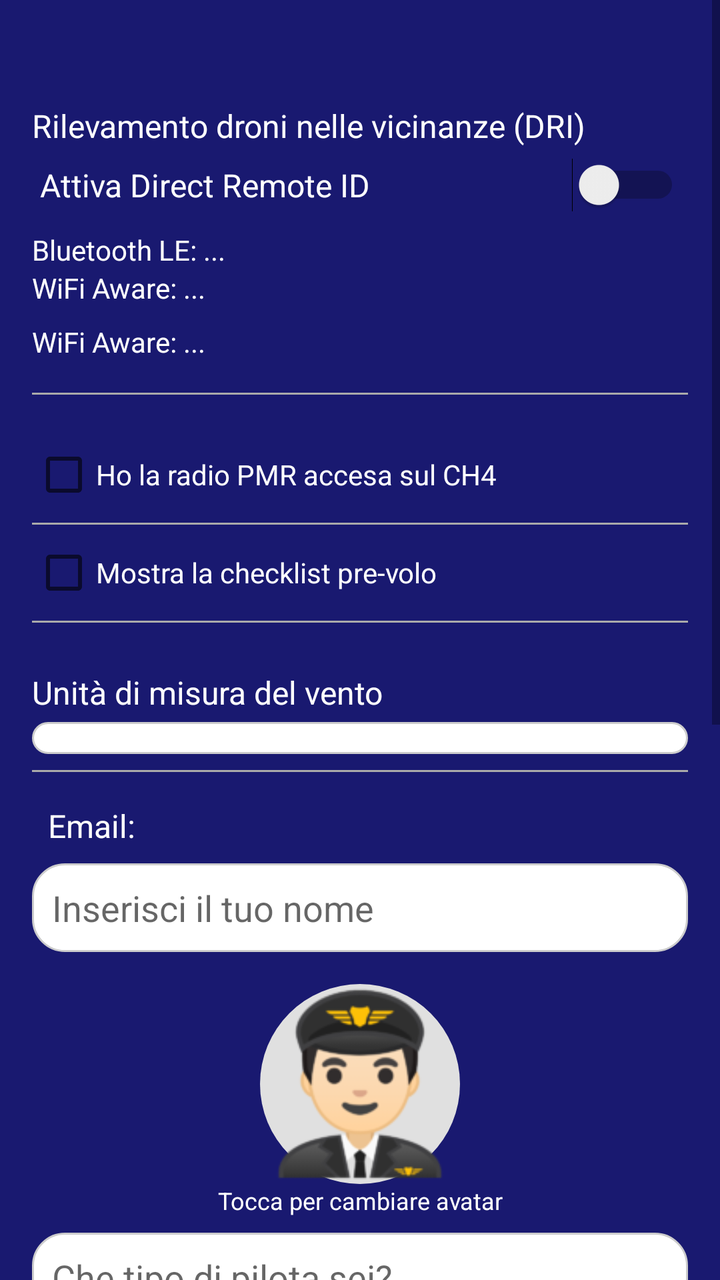
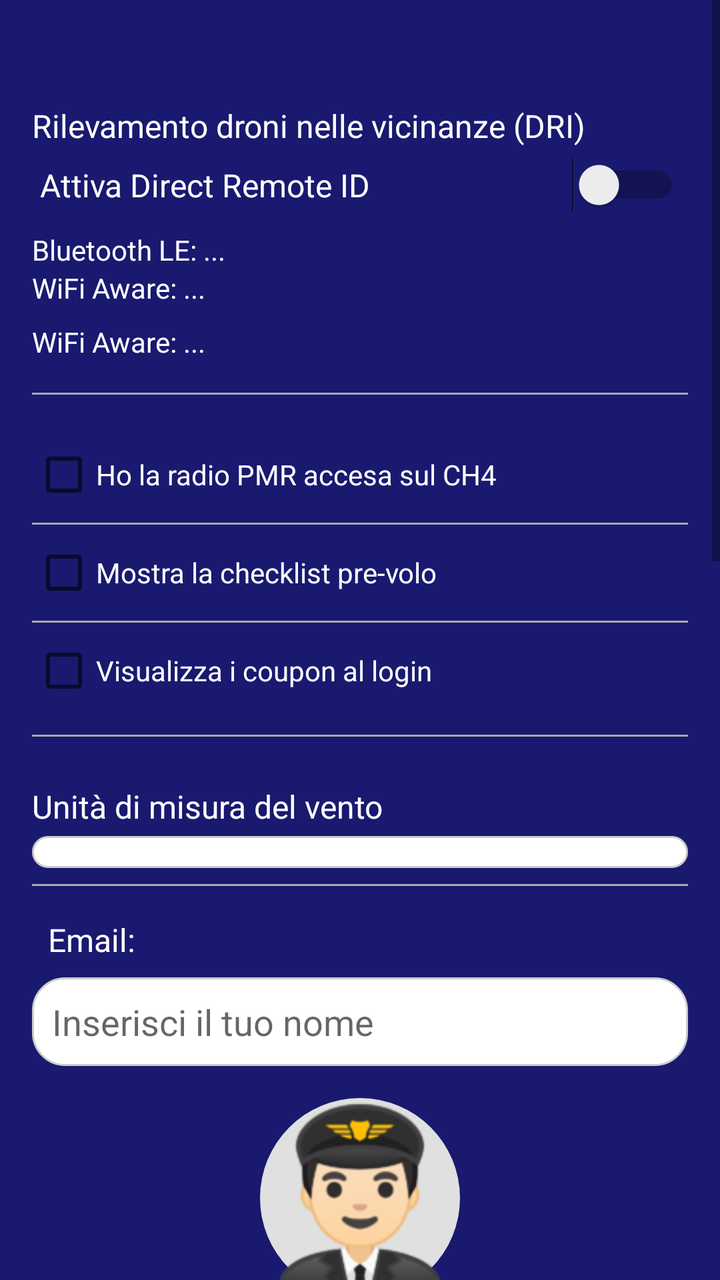

Screens rendered from an Android XML layout before and after an edit, with the pre-edit source and the edit as a unified diff.
<!-- AndroidManifest.xml: application theme Theme.AppCompat.Light -->
<!-- res/layout/activity_impostazioni.xml -->
<androidx.constraintlayout.widget.ConstraintLayout
    xmlns:android="http://schemas.android.com/apk/res/android"
    android:layout_width="match_parent"
    android:layout_height="match_parent"
    android:fitsSystemWindows="true"
    android:background="#191970">

        <ScrollView
            android:layout_width="match_parent"
            android:layout_height="match_parent"
            android:background="#191970"
            android:clipToPadding="false">

                <LinearLayout
                    android:id="@+id/settingsContainer"
                    android:layout_width="match_parent"
                    android:layout_height="match_parent"
                    android:orientation="vertical"
                    android:padding="16dp"
                    android:background="#191970"
                    android:clipToPadding="false">

                        
                        <View
                            android:layout_width="match_parent"
                            android:layout_height="12dp" />

                        
                        <TextView
                            android:id="@+id/textDroneId"
                            android:layout_width="match_parent"
                            android:layout_height="wrap_content"
                            android:textColor="#FFFFFF"
                            android:text="Rilevamento droni nelle vicinanze (DRI)"
                            android:textSize="16sp"
                            android:layout_marginTop="24dp"
                            android:paddingBottom="4dp" />

                        <Switch
                            android:id="@+id/switchDroneId"
                            android:layout_width="match_parent"
                            android:layout_height="wrap_content"
                            android:text="Attiva Direct Remote ID"
                            android:textColor="#FFFFFF"
                            android:textSize="16sp"
                            android:padding="4dp"/>

                        
                        <TextView
                            android:id="@+id/textBluetoothStatus"
                            android:layout_width="match_parent"
                            android:layout_height="wrap_content"
                            android:text="Bluetooth LE: ..."
                            android:textColor="#FFFFFF"
                            android:textSize="14sp"
                            android:paddingTop="8dp" />

                        <TextView
                            android:id="@+id/textWifiAwareStatus"
                            android:layout_width="match_parent"
                            android:layout_height="wrap_content"
                            android:text="WiFi Aware: ..."
                            android:textColor="#FFFFFF"
                            android:textSize="14sp"
                            android:paddingBottom="8dp" />

                        <TextView
                            android:id="@+id/textWifiBeaconStatus"
                            android:layout_width="match_parent"
                            android:layout_height="wrap_content"
                            android:text="WiFi Aware: ..."
                            android:textColor="#FFFFFF"
                            android:textSize="14sp"
                            android:paddingBottom="8dp" />

                        
                        <View
                            android:layout_width="match_parent"
                            android:layout_height="1dp"
                            android:background="@android:color/darker_gray"
                            android:layout_marginVertical="8dp" />

                        <CheckBox
                            android:id="@+id/checkboxPMR"
                            android:layout_width="wrap_content"
                            android:layout_height="wrap_content"
                            android:layout_marginTop="16dp"
                            android:textColor="#FFFFFF"
                            android:text="Ho la radio PMR accesa sul CH4" />

                        
                        <View
                            android:layout_width="match_parent"
                            android:layout_height="1dp"
                            android:background="@android:color/darker_gray"
                            android:layout_marginVertical="8dp" />

                        <CheckBox
                            android:id="@+id/checkboxChecklist"
                            android:layout_width="wrap_content"
                            android:layout_height="wrap_content"
                            android:textColor="#FFFFFF"
                            android:text="Mostra la checklist pre-volo" />

                        
                        <View
                            android:layout_width="match_parent"
                            android:layout_height="1dp"
                            android:background="@android:color/darker_gray"
                            android:layout_marginVertical="8dp" />
                        <TextView
                            android:layout_width="match_parent"
                            android:layout_height="wrap_content"
                            android:text="Unità di misura del vento"
                            android:textSize="16sp"
                            android:textColor="#FFFFFF"
                            android:paddingTop="16dp"
                            android:paddingBottom="4dp" />

                        <Spinner
                            android:id="@+id/spinnerWindUnit"
                            android:layout_width="match_parent"
                            android:layout_height="wrap_content"
                            android:background="@drawable/rounded_input"
                            android:padding="8dp"/>

                        
                        <View
                            android:layout_width="match_parent"
                            android:layout_height="1dp"
                            android:background="@android:color/darker_gray"
                            android:layout_marginVertical="8dp" />


                        
                        <TextView
                            android:id="@+id/textEmail"
                            android:layout_width="match_parent"
                            android:layout_height="wrap_content"
                            android:text="Email: "
                            android:textSize="16sp"
                            android:textColor="#FFFFFF"
                            android:padding="8dp"/>

                        <EditText
                            android:id="@+id/editFullName"
                            android:background="@drawable/rounded_input"
                            android:layout_width="match_parent"
                            android:layout_height="wrap_content"
                            android:padding="10dp"
                            android:hint="Inserisci il tuo nome"/>

                        <ImageView
                            android:id="@+id/imageAvatar"
                            android:layout_width="100dp"
                            android:layout_height="100dp"
                            android:layout_gravity="center_horizontal"
                            android:layout_marginTop="16dp"
                            android:src="@drawable/ic_person_placeholder"
                            android:scaleType="centerCrop"
                            android:background="@drawable/circle_background"
                            android:contentDescription="Avatar pilota" />

                        <TextView
                            android:layout_width="match_parent"
                            android:layout_height="wrap_content"
                            android:text="Tocca per cambiare avatar"
                            android:textColor="#FFFFFF"
                            android:gravity="center"
                            android:textSize="12sp"
                            android:layout_marginBottom="8dp" />

                        
                        <EditText
                            android:id="@+id/editBio"
                            android:layout_width="match_parent"
                            android:layout_height="wrap_content"
                            android:hint="Che tipo di pilota sei?"
                            android:background="@drawable/rounded_input"
                            android:minLines="2"
                            android:gravity="top"
                            android:inputType="textMultiLine"
                            android:padding="10dp"
                            android:layout_marginBottom="16dp" />

                        
                        <TextView
                            android:layout_width="match_parent"
                            android:layout_height="wrap_content"
                            android:text="I miei droni"
                            android:textSize="16sp"
                            android:textColor="#FFFFFF"
                            android:paddingBottom="4dp"
                            android:layout_marginTop="16dp" />

                        <androidx.recyclerview.widget.RecyclerView
                            android:id="@+id/recyclerDroni"
                            android:layout_width="match_parent"
                            android:layout_height="150dp"
                            android:background="@android:color/white"
                            android:layout_marginBottom="8dp" />

                        <Button
                            android:id="@+id/btnAggiungiDrone"
                            android:layout_width="match_parent"
                            android:layout_height="wrap_content"
                            android:text="➕ Aggiungi drone"
                            android:textAllCaps="false"
                            android:layout_marginBottom="24dp"
                            android:textColor="@color/button_text_color"
                            android:background="@drawable/rounded_button_blue" />

                        
                        <View
                            android:layout_width="match_parent"
                            android:layout_height="1dp"
                            android:background="@android:color/darker_gray"
                            android:layout_marginVertical="8dp" />

                        <Button
                            android:id="@+id/btnSalvaNome"
                            android:layout_width="match_parent"
                            android:layout_height="wrap_content"
                            android:text="💾 Salva impostazioni"
                            android:textAllCaps="false"
                            android:layout_marginTop="16dp"
                            android:textColor="@color/button_text_color"
                            android:background="@drawable/rounded_button_green"/>

                        <Button
                            android:id="@+id/close_impostazioni_button"
                            android:layout_width="match_parent"
                            android:layout_height="wrap_content"
                            android:text="❌ Chiudi"
                            android:layout_marginTop="16dp"
                            android:textColor="@color/button_text_color"
                            android:background="@drawable/rounded_button_blue" />
                </LinearLayout>
        </ScrollView>
</androidx.constraintlayout.widget.ConstraintLayout>
<!-- resources referenced by this layout -->
<resources>
  <color name="button_text_color">#FFFFFF</color>
  <!-- drawable circle_background (drawable) -->
  <shape xmlns:android="http://schemas.android.com/apk/res/android"
      android:shape="oval">
      <solid android:color="#E0E0E0" />
  </shape>
  <!-- drawable ic_person_placeholder: png bitmap (drawable, 10920 bytes) -->
  <!-- drawable rounded_button_blue (drawable) -->
  <shape xmlns:android="http://schemas.android.com/apk/res/android" android:shape="rectangle">
      <solid android:color="#007bff" />
      <corners android:radius="24dp" />
  </shape>
  <!-- drawable rounded_button_green (drawable) -->
  <shape xmlns:android="http://schemas.android.com/apk/res/android" android:shape="rectangle">
      <solid android:color="#28a745" />
      <corners android:radius="24dp" />
  </shape>
  <!-- drawable rounded_input (drawable) -->
  <shape xmlns:android="http://schemas.android.com/apk/res/android" android:shape="rectangle">
      <solid android:color="#FFFFFF" />
      <corners android:radius="16dp" />
      <stroke android:width="1dp" android:color="#CCCCCC"/>
  </shape>
</resources>

<!-- the commit's change to res/layout/activity_impostazioni.xml (unified diff, before → after) -->
@@ -108,6 +108,21 @@
                             android:layout_height="1dp"
                             android:background="@android:color/darker_gray"
                             android:layout_marginVertical="8dp" />
+
+                        <CheckBox
+                            android:id="@+id/checkboxCoupon"
+                            android:layout_width="wrap_content"
+                            android:layout_height="wrap_content"
+                            android:text="Visualizza i coupon al login"
+                            android:textColor="#FFFFFF"
+                            android:layout_marginBottom="8dp" />
+
+                        
+                        <View
+                            android:layout_width="match_parent"
+                            android:layout_height="1dp"
+                            android:background="@android:color/darker_gray"
+                            android:layout_marginVertical="8dp" />
                         <TextView
                             android:layout_width="match_parent"
                             android:layout_height="wrap_content"
@@ -211,6 +226,50 @@
                             android:background="@drawable/rounded_button_blue" />
 
                         
+                        <LinearLayout
+                            android:layout_width="match_parent"
+                            android:layout_height="wrap_content"
+                            android:orientation="horizontal"
+                            android:gravity="center_vertical"
+                            android:layout_marginTop="16dp"
+                            android:paddingBottom="4dp">
+
+                                <TextView
+                                    android:layout_width="wrap_content"
+                                    android:layout_height="wrap_content"
+                                    android:text="I miei documenti"
+                                    android:textSize="16sp"
+                                    android:textColor="#FFFFFF" />
+
+                                <TextView
+                                    android:id="@+id/textAlertDocumento"
+                                    android:layout_width="wrap_content"
+                                    android:layout_height="wrap_content"
+                                    android:text="  (Uno in scadenza)"
+                                    android:textSize="14sp"
+                                    android:textColor="#FF4444"
+                                    android:visibility="gone" />
+                        </LinearLayout>
+
+
+                        <androidx.recyclerview.widget.RecyclerView
+                            android:id="@+id/recyclerDocumenti"
+                            android:layout_width="match_parent"
+                            android:layout_height="150dp"
+                            android:background="@android:color/white"
+                            android:layout_marginBottom="8dp" />
+
+                        <Button
+                            android:id="@+id/btnAggiungiDocumento"
+                            android:layout_width="match_parent"
+                            android:layout_height="wrap_content"
+                            android:text="➕ Aggiungi documento"
+                            android:textAllCaps="false"
+                            android:layout_marginBottom="24dp"
+                            android:textColor="@color/button_text_color"
+                            android:background="@drawable/rounded_button_blue" />
+
+                        
                         <View
                             android:layout_width="match_parent"
                             android:layout_height="1dp"
